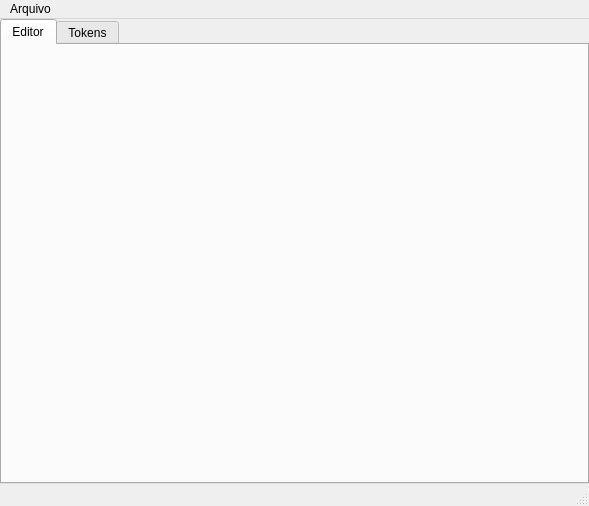
Above: mainWindow.ui from Dsbaule/AnaliseLexicaESintatica before the change. Below: the same form after it.
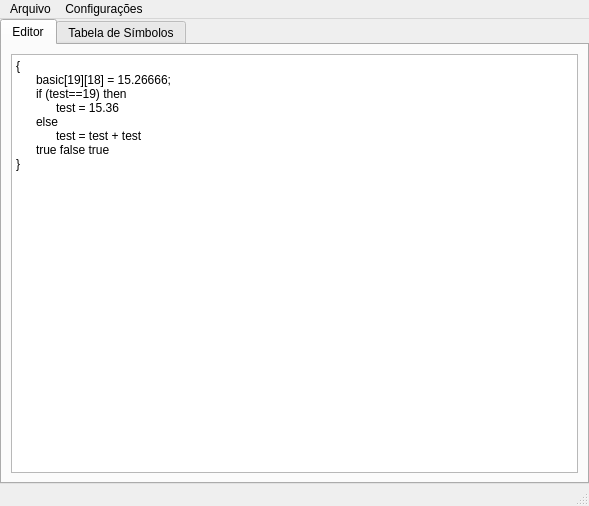
That is the form after the change. The open tabs and pages were chosen to show the change.

Diff of the .ui file:
```diff
--- a/mainWindow.ui
+++ b/mainWindow.ui
@@ -39,10 +39,29 @@
        <attribute name="title">
         <string>Editor</string>
        </attribute>
+       <layout class="QHBoxLayout" name="horizontalLayout">
+        <item>
+         <widget class="QPlainTextEdit" name="plainTextEditEditor">
+          <property name="plainText">
+           <string>{
+	basic[19][18] = 15.26666;
+	if (test==19) then
+		test = 15.36
+	else
+		test = test + test
+	true false true
+}</string>
+          </property>
+          <property name="tabStopWidth">
+           <number>20</number>
+          </property>
+         </widget>
+        </item>
+       </layout>
       </widget>
       <widget class="QWidget" name="tab_2">
        <attribute name="title">
-        <string>Tokens</string>
+        <string>Tabela de Símbolos</string>
        </attribute>
       </widget>
      </widget>
@@ -62,11 +81,18 @@
     <property name="title">
      <string>Arquivo</string>
     </property>
-    <addaction name="actionNovo"/>
-    <addaction name="actionAbrir"/>
-    <addaction name="actionSalvar"/>
+    <addaction name="ButtonNew"/>
+    <addaction name="ButtonOpen"/>
+    <addaction name="ButtonSave"/>
+   </widget>
+   <widget class="QMenu" name="menuConfigura_es">
+    <property name="title">
+     <string>Configurações</string>
+    </property>
+    <addaction name="CheckBoxCleanTable"/>
    </widget>
    <addaction name="menuArquivo"/>
+   <addaction name="menuConfigura_es"/>
   </widget>
   <widget class="QStatusBar" name="statusbar"/>
   <action name="actionNovo">
```
Left out of the diff: 28 changed lines with no effect on the pictures.
